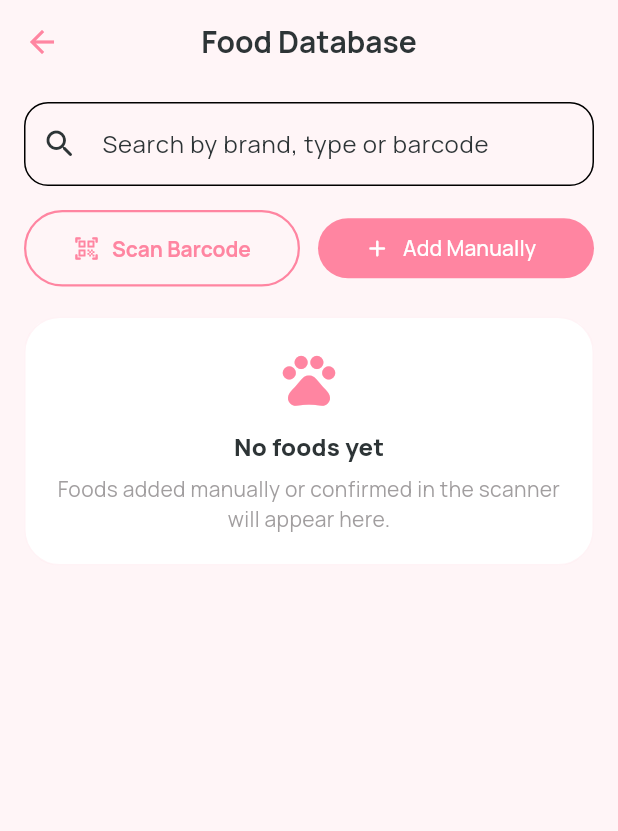
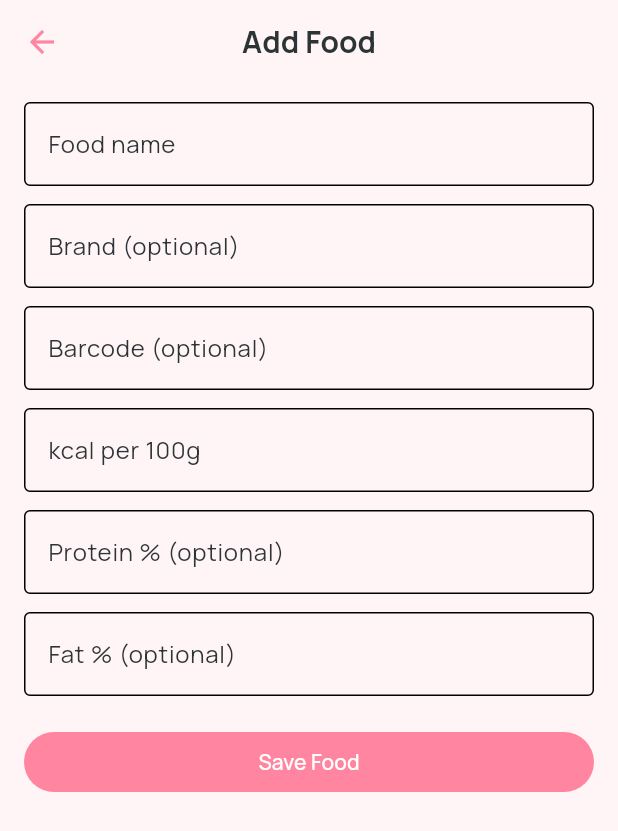
Before and after one commit to momarinho/cat_diet_planner, a Flutter app: the FoodDatabaseScreen screen opened by its route, after a tap on "Add Manually", on a phone screen of 412 x 824 dp. Shown: the top 831 px of the screen. Run offline on Flutter 3.47's test engine with Material 3 defaults, Android fonts, the phone set to English and light mode, and no system bars; our stand-ins replace flutter_riverpod, google_fonts, hive, hive_flutter; accounts and stored records are empty; network calls fail.

Commit message:
feat: refactor app structure and add searchable local food database with manual entry

```diff
--- a/lib/core/navigation/app_router.dart
+++ b/lib/core/navigation/app_router.dart
@@ -2,9 +2,9 @@ import 'package:cat_diet_planner/core/navigation/app_routes.dart';
 import 'package:cat_diet_planner/data/models/cat_profile.dart';
 import 'package:cat_diet_planner/features/dashboard/screens/dashboard_overview_screen.dart';
 import 'package:cat_diet_planner/features/food_database/screens/food_database_screen.dart';
-import 'package:cat_diet_planner/features/navigation/app_shell_screen.dart';
+import 'package:cat_diet_planner/features/shell/screens/app_shell_screen.dart';
 import 'package:cat_diet_planner/features/scanner/screens/scanner_screen.dart';
-import 'package:cat_diet_planner/features/settings/settings_screen.dart';
+import 'package:cat_diet_planner/features/settings/screens/settings_screen.dart';
 import 'package:cat_diet_planner/features/weight/screens/weight_checkin_screen.dart';
 
 import 'package:flutter/material.dart';
--- /dev/null
+++ b/lib/features/food_database/screens/add_food_screen.dart
@@ -0,0 +1,157 @@
+import 'package:cat_diet_planner/data/local/hive_service.dart';
+import 'package:cat_diet_planner/data/models/food_item.dart';
+import 'package:flutter/material.dart';
+
+class AddFoodScreen extends StatefulWidget {
+  const AddFoodScreen({super.key});
+
+  @override
+  State<AddFoodScreen> createState() => _AddFoodScreenState();
+}
+
+class _AddFoodScreenState extends State<AddFoodScreen> {
+  final _formKey = GlobalKey<FormState>();
+
+  final _nameController = TextEditingController();
+  final _brandController = TextEditingController();
+  final _barcodeController = TextEditingController();
+  final _kcalController = TextEditingController();
+  final _proteinController = TextEditingController();
+  final _fatController = TextEditingController();
+
+  @override
+  void dispose() {
+    _nameController.dispose();
+    _brandController.dispose();
+    _barcodeController.dispose();
+    _kcalController.dispose();
+    _proteinController.dispose();
+    _fatController.dispose();
+    super.dispose();
+  }
+
+  Future<void> _saveFood() async {
+    if (!_formKey.currentState!.validate()) return;
+
+    final food = FoodItem(
+      name: _nameController.text.trim(),
+      brand: _brandController.text.trim().isEmpty
+          ? null
+          : _brandController.text.trim(),
+      barcode: _barcodeController.text.trim().isEmpty
+          ? null
+          : _barcodeController.text.trim(),
+      kcalPer100g: double.parse(_kcalController.text.trim()),
+      protein: _proteinController.text.trim().isEmpty
+          ? null
+          : double.parse(_proteinController.text.trim()),
+      fat: _fatController.text.trim().isEmpty
+          ? null
+          : double.parse(_fatController.text.trim()),
+    );
+
+    await HiveService.foodsBox.add(food);
+
+    if (!mounted) return;
+    Navigator.of(context).pop();
+  }
+
+  @override
+  Widget build(BuildContext context) {
+    final theme = Theme.of(context);
+
+    return Scaffold(
+      appBar: AppBar(
+        title: const Text('Add Food'),
+        centerTitle: true,
+        backgroundColor: theme.scaffoldBackgroundColor,
+        surfaceTintColor: Colors.transparent,
+        elevation: 0,
+      ),
+      body: Form(
+        key: _formKey,
+        child: ListView(
+          padding: const EdgeInsets.fromLTRB(16, 12, 16, 24),
+          children: [
+            TextFormField(
+              controller: _nameController,
+              decoration: const InputDecoration(
+                labelText: 'Food name',
+                border: OutlineInputBorder(),
+              ),
+              validator: (value) {
+                if (value == null || value.trim().isEmpty) {
+                  return 'Enter the food name';
+                }
+                return null;
+              },
+            ),
+            const SizedBox(height: 12),
+            TextFormField(
+              controller: _brandController,
+              decoration: const InputDecoration(
+                labelText: 'Brand (optional)',
+                border: OutlineInputBorder(),
+              ),
+            ),
+            const SizedBox(height: 12),
+            TextFormField(
+              controller: _barcodeController,
+              decoration: const InputDecoration(
+                labelText: 'Barcode (optional)',
+                border: OutlineInputBorder(),
+              ),
+            ),
+            const SizedBox(height: 12),
+            TextFormField(
+              controller: _kcalController,
+              keyboardType: const TextInputType.numberWithOptions(
+                decimal: true,
+              ),
+              decoration: const InputDecoration(
+                labelText: 'kcal per 100g',
+                border: OutlineInputBorder(),
+              ),
+              validator: (value) {
+                if (value == null || value.trim().isEmpty) {
+                  return 'Enter kcal per 100g';
+                }
+
+                final parsed = double.tryParse(value.trim());
+                if (parsed == null || parsed <= 0) {
+                  return 'Enter a valid kcal value';
+                }
+
+                return null;
+              },
+            ),
+            const SizedBox(height: 12),
+            TextFormField(
+              controller: _proteinController,
+              keyboardType: const TextInputType.numberWithOptions(
+                decimal: true,
+              ),
+              decoration: const InputDecoration(
+                labelText: 'Protein % (optional)',
+                border: OutlineInputBorder(),
+              ),
+            ),
+            const SizedBox(height: 12),
+            TextFormField(
+              controller: _fatController,
+              keyboardType: const TextInputType.numberWithOptions(
+                decimal: true,
+              ),
+              decoration: const InputDecoration(
+                labelText: 'Fat % (optional)',
+                border: OutlineInputBorder(),
+              ),
+            ),
+            const SizedBox(height: 20),
+            FilledButton(onPressed: _saveFood, child: const Text('Save Food')),
+          ],
+        ),
+      ),
+    );
+  }
+}
--- a/lib/features/food_database/screens/food_database_screen.dart
+++ b/lib/features/food_database/screens/food_database_screen.dart
@@ -1,12 +1,35 @@
-import 'package:cat_diet_planner/data/hive_service/hive_service.dart';
+import 'package:cat_diet_planner/data/local/hive_service.dart';
 import 'package:cat_diet_planner/data/models/food_item.dart';
+import 'package:cat_diet_planner/features/food_database/screens/add_food_screen.dart';
 import 'package:cat_diet_planner/features/food_database/widgets/food_card.dart';
+import 'package:flutter/material.dart';
+import 'package:hive_flutter/hive_flutter.dart';
 
-import 'package:flutter/material.dart';
-import 'package:hive_flutter/adapters.dart';
+class FoodDatabaseScreen extends StatefulWidget {
+  const FoodDatabaseScreen({super.key});
 
-class FoodDatabaseScreen extends StatelessWidget {
-  const FoodDatabaseScreen({super.key});
+  @override
+  State<FoodDatabaseScreen> createState() => _FoodDatabaseScreenState();
+}
+
+class _FoodDatabaseScreenState extends State<FoodDatabaseScreen> {
+  final TextEditingController _searchController = TextEditingController();
+  String _query = '';
+
+  @override
+  void dispose() {
+    _searchController.dispose();
+    super.dispose();
+  }
+
+  bool _matchesQuery(FoodItem food, String query) {
+    if (query.isEmpty) return true;
+
+    final q = query.toLowerCase().trim();
+    return food.name.toLowerCase().contains(q) ||
+        (food.brand?.toLowerCase().contains(q) ?? false) ||
+        (food.barcode?.toLowerCase().contains(q) ?? false);
+  }
 
   @override
   Widget build(BuildContext context) {
@@ -28,8 +51,12 @@ class FoodDatabaseScreen extends StatelessWidget {
         padding: const EdgeInsets.fromLTRB(16, 12, 16, 24),
         children: [
           TextField(
+            controller: _searchController,
+            textInputAction: TextInputAction.search,
+            onChanged: (value) => setState(() => _query = value),
+            onSubmitted: (_) => FocusScope.of(context).unfocus(),
             decoration: InputDecoration(
-              hintText: 'Search by brand, type or barcode',
+              hintText: 'Search by name, brand, or barcode',
               prefixIcon: const Icon(Icons.search_rounded),
               border: OutlineInputBorder(
                 borderRadius: BorderRadius.circular(16),
@@ -49,7 +76,11 @@ class FoodDatabaseScreen extends StatelessWidget {
               const SizedBox(width: 12),
               Expanded(
                 child: FilledButton.icon(
-                  onPressed: () {},
+                  onPressed: () {
+                    Navigator.of(context).push(
+                      MaterialPageRoute(builder: (_) => const AddFoodScreen()),
+                    );
+                  },
                   icon: const Icon(Icons.add_rounded),
                   label: const Text('Add Manually'),
                 ),
@@ -61,6 +92,9 @@ class FoodDatabaseScreen extends StatelessWidget {
             valueListenable: HiveService.foodsBox.listenable(),
             builder: (context, Box<FoodItem> box, _) {
               final foods = box.values.toList();
+              final filteredFoods = foods
+                  .where((food) => _matchesQuery(food, _query))
+                  .toList();
 
               if (foods.isEmpty) {
                 return Container(
@@ -93,8 +127,39 @@ class FoodDatabaseScreen extends StatelessWidget {
                 );
               }
 
+              if (filteredFoods.isEmpty) {
+                return Container(
+                  padding: const EdgeInsets.all(20),
+                  decoration: BoxDecoration(
+                    color: theme.colorScheme.surface,
+                    borderRadius: BorderRadius.circular(24),
+                    border: Border.all(color: primary.withValues(alpha: 0.10)),
+                  ),
+                  child: Column(
+                    children: [
+                      Icon(Icons.search_off_rounded, size: 42, color: primary),
+                      const SizedBox(height: 12),
+                      Text(
+                        'No matches found',
+                        style: theme.textTheme.titleMedium?.copyWith(
+                          fontWeight: FontWeight.w800,
+                        ),
+                      ),
+                      const SizedBox(height: 6),
+                      Text(
+                        'Try a different name, brand, or barcode.',
+                        textAlign: TextAlign.center,
+                        style: theme.textTheme.bodyMedium?.copyWith(
+                          color: secondary,
+                        ),
+                      ),
+                    ],
+                  ),
+                );
+              }
+
               return Column(
-                children: foods.map((food) {
+                children: filteredFoods.map((food) {
                   return Padding(
                     padding: const EdgeInsets.only(bottom: 12),
                     child: FoodCard(food: food),
--- a/lib/main.dart
+++ b/lib/main.dart
@@ -5,7 +5,7 @@ import 'package:cat_diet_planner/core/theme/theme_provider.dart';
 import 'package:flutter/material.dart';
 import 'package:flutter_riverpod/flutter_riverpod.dart';
 import 'core/theme/app_theme.dart';
-import 'data/hive_service/hive_service.dart';
+import 'data/local/hive_service.dart';
 
 void main() async {
   // Garante que os bindings do Flutter estejam prontos antes de inicializar serviços externos
```
Also changed, not shown: lib/data/local/hive_service.dart (renamed from lib/data/hive_service/hive_service.dart), lib/features/settings/screens/settings_screen.dart (renamed from lib/features/settings/settings_screen.dart), lib/features/shell/screens/app_shell_screen.dart (renamed from lib/features/navigation/app_shell_screen.dart), 2 other files.
